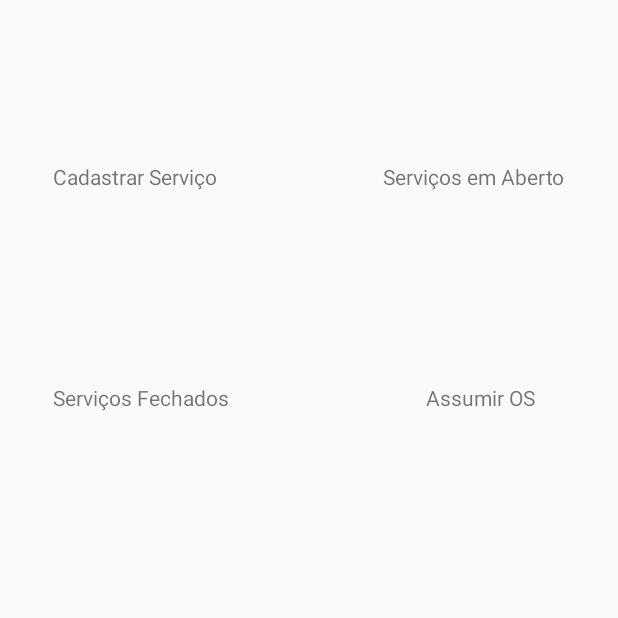
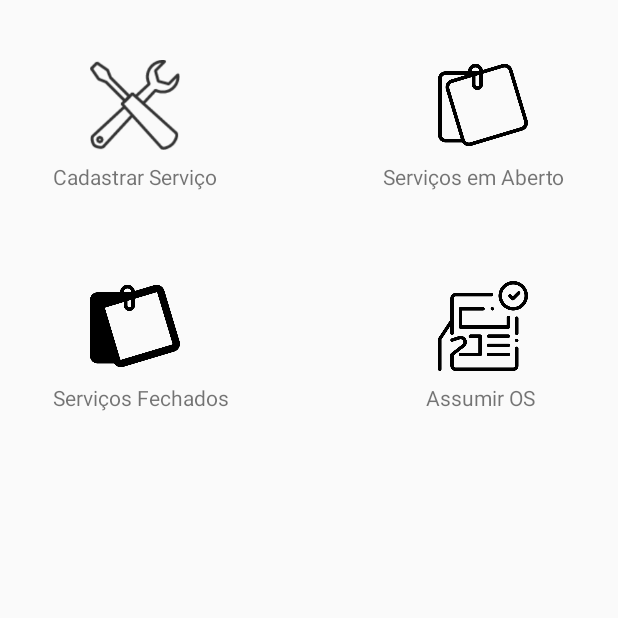
Before and after one commit to RphRodrigues/Android-Projetomeuapp, an Android app: the screen it shows after launch (MainActivity), on a phone screen of 412 x 824 dp, the top half of it. Run offline under Robolectric (Android 15) with nearby library versions, the phone set to English and light mode, and no system bars.

Commit message:
Adicionado função gerarId() na classe OrdemServico para gerar um número aleatório para o campo ordemServicoId

```diff
--- a/app/src/main/java/com/rtstudio/projetomeuapp/classes/OrdemServico.java
+++ b/app/src/main/java/com/rtstudio/projetomeuapp/classes/OrdemServico.java
@@ -1,4 +1,6 @@
 package com.rtstudio.projetomeuapp.classes;
+
+import java.util.Random;
 
 public class OrdemServico {
     private int ordemServicoId;
@@ -7,9 +9,14 @@ public class OrdemServico {
     private Endereco endereco;
 
     public OrdemServico(Cliente cliente, Endereco endereco, String descricaoServico) {
+        this.ordemServicoId = gerarId();
         this.cliente = cliente;
         this.descricaoServico = descricaoServico;
         this.endereco = endereco;
+    }
+
+    private int gerarId() {
+        return new Random().nextInt(1000) + 100;
     }
 
     public int getOrdemServicoId() {
--- a/app/src/main/res/layout/activity_main.xml
+++ b/app/src/main/res/layout/activity_main.xml
@@ -16,7 +16,7 @@
         android:layout_marginRight="60dp"
         app:layout_constraintEnd_toEndOf="parent"
         app:layout_constraintTop_toBottomOf="@+id/txtServicosAbertos"
-        app:srcCompat="@drawable/assumir_os" />
+        android:src="@drawable/assumir_os" />
 
     <TextView
         android:id="@+id/txtAssumirOS"
@@ -49,7 +49,7 @@
         android:layout_marginTop="60dp"
         app:layout_constraintStart_toStartOf="parent"
         app:layout_constraintTop_toBottomOf="@+id/txtCadastrarServicoId"
-        app:srcCompat="@drawable/post_it_fechado" />
+        android:src="@drawable/post_it_fechado" />
 
     <TextView
         android:id="@+id/txtServicosAbertos"
@@ -71,7 +71,7 @@
         android:layout_marginRight="60dp"
         app:layout_constraintEnd_toEndOf="parent"
         app:layout_constraintTop_toTopOf="parent"
-        app:srcCompat="@drawable/post_it_aberto" />
+        android:src="@drawable/post_it_aberto" />
 
     <ImageView
         android:id="@+id/cadastrarServicoId"
@@ -82,7 +82,7 @@
         android:layout_marginTop="40dp"
         app:layout_constraintStart_toStartOf="parent"
         app:layout_constraintTop_toTopOf="parent"
-        app:srcCompat="@drawable/cadastrar_servico" />
+        android:src="@drawable/cadastrar_servico" />
 
     <TextView
         android:id="@+id/txtCadastrarServicoId"
```
